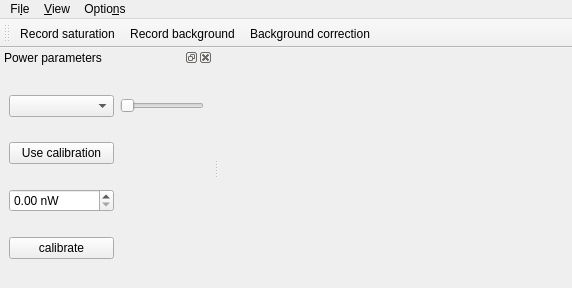
The window that src/qudi/gui/power_controller/ui_powercontroller.ui (bbuusshh/scudi) describes before a commit, drawn with Qt 5.
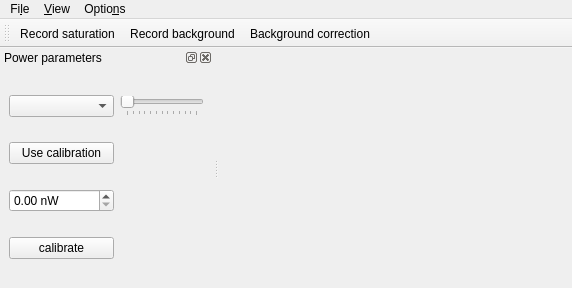
The same window after the commit. Icons and pictures are not drawn.

```diff
--- a/src/qudi/gui/power_controller/ui_powercontroller.ui
+++ b/src/qudi/gui/power_controller/ui_powercontroller.ui
@@ -71,7 +71,7 @@
    <property name="minimumSize">
     <size>
      <width>118</width>
-     <height>146</height>
+     <height>151</height>
     </size>
    </property>
    <property name="maximumSize">
@@ -93,12 +93,24 @@
      </item>
      <item row="0" column="1">
       <widget class="QSlider" name="powerHorizontalSlider">
+       <property name="minimum">
+        <number>0</number>
+       </property>
        <property name="maximum">
         <number>360</number>
        </property>
+       <property name="pageStep">
+        <number>30</number>
+       </property>
        <property name="orientation">
         <enum>Qt::Horizontal</enum>
        </property>
+       <property name="invertedAppearance">
+        <bool>false</bool>
+       </property>
+       <property name="tickPosition">
+        <enum>QSlider::TicksBelow</enum>
+       </property>
       </widget>
      </item>
      <item row="1" column="0">
```
Left out of the diff: 6 changed lines with no effect on the pictures.
